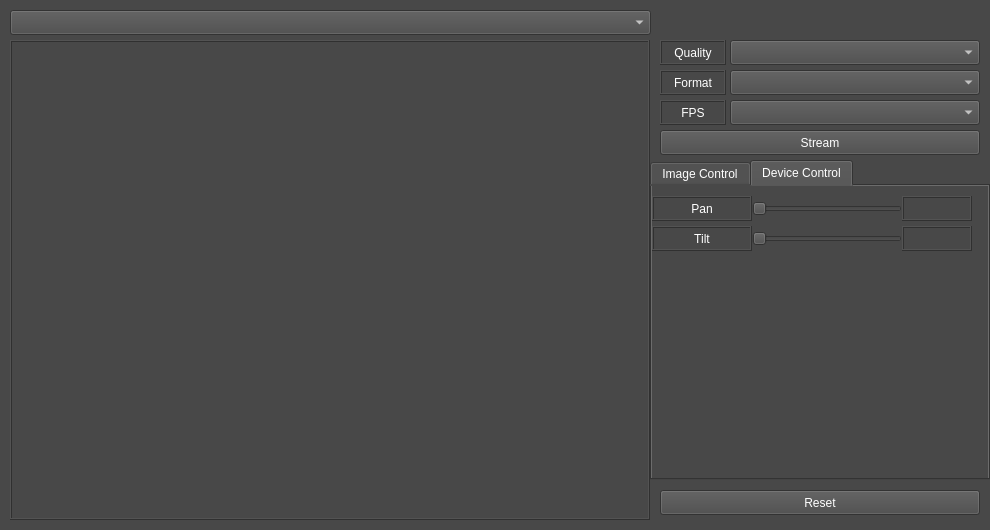
Above: ui/mainwindow.ui from mjlee111/v4l2_gui before the change. Below: the same form after it.
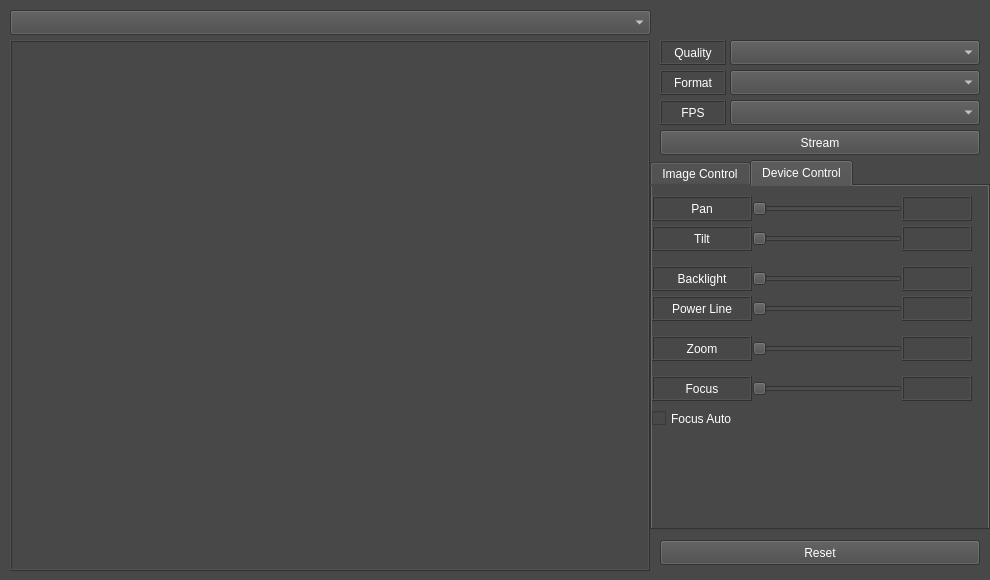
That is the form after the change. The open tabs and pages were chosen to show the change.

What changed in the file:
```diff
--- a/ui/mainwindow.ui
+++ b/ui/mainwindow.ui
@@ -7,7 +7,7 @@
     <x>0</x>
     <y>0</y>
     <width>990</width>
-    <height>530</height>
+    <height>580</height>
    </rect>
   </property>
   <property name="windowTitle">
@@ -24,7 +24,7 @@
       <x>10</x>
       <y>40</y>
       <width>640</width>
-      <height>480</height>
+      <height>531</height>
      </rect>
     </property>
     <property name="frameShape">
@@ -160,7 +160,7 @@
     <property name="geometry">
      <rect>
       <x>660</x>
-      <y>490</y>
+      <y>540</y>
       <width>320</width>
       <height>25</height>
      </rect>
@@ -175,7 +175,7 @@
       <x>650</x>
       <y>160</y>
       <width>340</width>
-      <height>320</height>
+      <height>370</height>
      </rect>
     </property>
     <property name="currentIndex">
@@ -198,22 +198,6 @@
        <string>White Balance Auto</string>
       </property>
      </widget>
-     <widget class="QSlider" name="backlightSlider">
-      <property name="geometry">
-       <rect>
-        <x>100</x>
-        <y>250</y>
-        <width>150</width>
-        <height>25</height>
-       </rect>
-      </property>
-      <property name="maximum">
-       <number>100</number>
-      </property>
-      <property name="orientation">
-       <enum>Qt::Horizontal</enum>
-      </property>
-     </widget>
      <widget class="QLabel" name="gamma">
       <property name="geometry">
        <rect>
@@ -362,28 +346,6 @@
        <set>Qt::AlignCenter</set>
       </property>
      </widget>
-     <widget class="QLabel" name="label_11">
-      <property name="geometry">
-       <rect>
-        <x>0</x>
-        <y>250</y>
-        <width>100</width>
-        <height>25</height>
-       </rect>
-      </property>
-      <property name="frameShape">
-       <enum>QFrame::Box</enum>
-      </property>
-      <property name="frameShadow">
-       <enum>QFrame::Raised</enum>
-      </property>
-      <property name="text">
-       <string>Backlight</string>
-      </property>
-      <property name="alignment">
-       <set>Qt::AlignCenter</set>
-      </property>
-     </widget>
      <widget class="QLabel" name="brightness">
       <property name="geometry">
        <rect>
@@ -460,28 +422,6 @@
        <set>Qt::AlignCenter</set>
       </property>
      </widget>
-     <widget class="QLabel" name="backlight">
-      <property name="geometry">
-       <rect>
-        <x>250</x>
-        <y>250</y>
-        <width>70</width>
-        <height>25</height>
-       </rect>
-      </property>
-      <property name="frameShape">
-       <enum>QFrame::Box</enum>
-      </property>
-      <property name="frameShadow">
-       <enum>QFrame::Raised</enum>
-      </property>
-      <property name="text">
-       <string/>
-      </property>
-      <property name="alignment">
-       <set>Qt::AlignCenter</set>
-      </property>
-     </widget>
      <widget class="QLabel" name="sharpness">
       <property name="geometry">
        <rect>
@@ -803,6 +743,259 @@
        <set>Qt::AlignCenter</set>
       </property>
      </widget>
+     <widget class="QLabel" name="label_11">
+      <property name="geometry">
+       <rect>
+        <x>0</x>
+        <y>80</y>
+        <width>100</width>
+        <height>25</height>
+       </rect>
+      </property>
+      <property name="frameShape">
+       <enum>QFrame::Box</enum>
+      </property>
+      <property name="frameShadow">
+       <enum>QFrame::Raised</enum>
+      </property>
+      <property name="text">
+       <string>Backlight</string>
+      </property>
+      <property name="alignment">
+       <set>Qt::AlignCenter</set>
+      </property>
+     </widget>
+     <widget class="QLabel" name="backlight">
+      <property name="geometry">
+       <rect>
+        <x>250</x>
+        <y>80</y>
+        <width>70</width>
+        <height>25</height>
+       </rect>
+      </property>
+      <property name="frameShape">
+       <enum>QFrame::Box</enum>
+      </property>
+      <property name="frameShadow">
+       <enum>QFrame::Raised</enum>
+      </property>
+      <property name="text">
+       <string/>
+      </property>
+      <property name="alignment">
+       <set>Qt::AlignCenter</set>
+      </property>
+     </widget>
+     <widget class="QSlider" name="backlightSlider">
+      <property name="geometry">
+       <rect>
+        <x>100</x>
+        <y>80</y>
+        <width>150</width>
+        <height>25</height>
+       </rect>
+      </property>
+      <property name="maximum">
+       <number>100</number>
+      </property>
+      <property name="orientation">
+       <enum>Qt::Horizontal</enum>
+      </property>
+     </widget>
+     <widget class="QLabel" name="label_16">
+      <property name="geometry">
+       <rect>
+        <x>0</x>
+        <y>110</y>
+        <width>100</width>
+        <height>25</height>
+       </rect>
+      </property>
+      <property name="frameShape">
+       <enum>QFrame::Box</enum>
+      </property>
+      <property name="frameShadow">
+       <enum>QFrame::Raised</enum>
+      </property>
+      <property name="text">
+       <string>Power Line</string>
+      </property>
+      <property name="alignment">
+       <set>Qt::AlignCenter</set>
+      </property>
+     </widget>
+     <widget class="QLabel" name="powerLine">
+      <property name="geometry">
+       <rect>
+        <x>250</x>
+        <y>110</y>
+        <width>70</width>
+        <height>25</height>
+       </rect>
+      </property>
+      <property name="frameShape">
+       <enum>QFrame::Box</enum>
+      </property>
+      <property name="frameShadow">
+       <enum>QFrame::Raised</enum>
+      </property>
+      <property name="text">
+       <string/>
+      </property>
+      <property name="alignment">
+       <set>Qt::AlignCenter</set>
+      </property>
+     </widget>
+     <widget class="QSlider" name="powerLineSlider">
+      <property name="geometry">
+       <rect>
+        <x>100</x>
+        <y>110</y>
+        <width>150</width>
+        <height>25</height>
+       </rect>
+      </property>
+      <property name="maximum">
+       <number>100</number>
+      </property>
+      <property name="orientation">
+       <enum>Qt::Horizontal</enum>
+      </property>
+     </widget>
+     <widget class="QSlider" name="zoomSlider">
+      <property name="geometry">
+       <rect>
+        <x>100</x>
+        <y>150</y>
+        <width>150</width>
+        <height>25</height>
+       </rect>
+      </property>
+      <property name="maximum">
+       <number>100</number>
+      </property>
+      <property name="orientation">
+       <enum>Qt::Horizontal</enum>
+      </property>
+     </widget>
+     <widget class="QLabel" name="zoom">
+      <property name="geometry">
+       <rect>
+        <x>250</x>
+        <y>150</y>
+        <width>70</width>
+        <height>25</height>
+       </rect>
+      </property>
+      <property name="frameShape">
+       <enum>QFrame::Box</enum>
+      </property>
+      <property name="frameShadow">
+       <enum>QFrame::Raised</enum>
+      </property>
+      <property name="text">
+       <string/>
+      </property>
+      <property name="alignment">
+       <set>Qt::AlignCenter</set>
+      </property>
+     </widget>
+     <widget class="QLabel" name="label_17">
+      <property name="geometry">
+       <rect>
+        <x>0</x>
+        <y>150</y>
+        <width>100</width>
+        <height>25</height>
+       </rect>
+      </property>
+      <property name="frameShape">
+       <enum>QFrame::Box</enum>
+      </property>
+      <property name="frameShadow">
+       <enum>QFrame::Raised</enum>
+      </property>
+      <property name="text">
+       <string>Zoom</string>
+      </property>
+      <property name="alignment">
+       <set>Qt::AlignCenter</set>
+      </property>
+     </widget>
+     <widget class="QSlider" name="focusSlider">
+      <property name="geometry">
+       <rect>
+        <x>100</x>
+        <y>190</y>
+        <width>150</width>
+        <height>25</height>
+       </rect>
+      </property>
+      <property name="maximum">
+       <number>100</number>
+      </property>
+      <property name="orientation">
+       <enum>Qt::Horizontal</enum>
+      </property>
+     </widget>
+     <widget class="QLabel" name="focus">
+      <property name="geometry">
+       <rect>
+        <x>250</x>
+        <y>190</y>
+        <width>70</width>
+        <height>25</height>
+       </rect>
+      </property>
+      <property name="frameShape">
+       <enum>QFrame::Box</enum>
+      </property>
+      <property name="frameShadow">
+       <enum>QFrame::Raised</enum>
+      </property>
+      <property name="text">
+       <string/>
+      </property>
+      <property name="alignment">
+       <set>Qt::AlignCenter</set>
+      </property>
+     </widget>
+     <widget class="QLabel" name="label_18">
+      <property name="geometry">
+       <rect>
+        <x>0</x>
+        <y>190</y>
+        <width>100</width>
+        <height>25</height>
+       </rect>
+      </property>
+      <property name="frameShape">
+       <enum>QFrame::Box</enum>
+      </property>
+      <property name="frameShadow">
+       <enum>QFrame::Raised</enum>
+      </property>
+      <property name="text">
+       <string>Focus</string>
+      </property>
+      <property name="alignment">
+       <set>Qt::AlignCenter</set>
+      </property>
+     </widget>
+     <widget class="QCheckBox" name="focusAuto">
+      <property name="geometry">
+       <rect>
+        <x>0</x>
+        <y>220</y>
+        <width>160</width>
+        <height>25</height>
+       </rect>
+      </property>
+      <property name="text">
+       <string>Focus Auto</string>
+      </property>
+     </widget>
     </widget>
    </widget>
   </widget>
```
Left out of the diff: 133 changed lines with no effect on the pictures.
